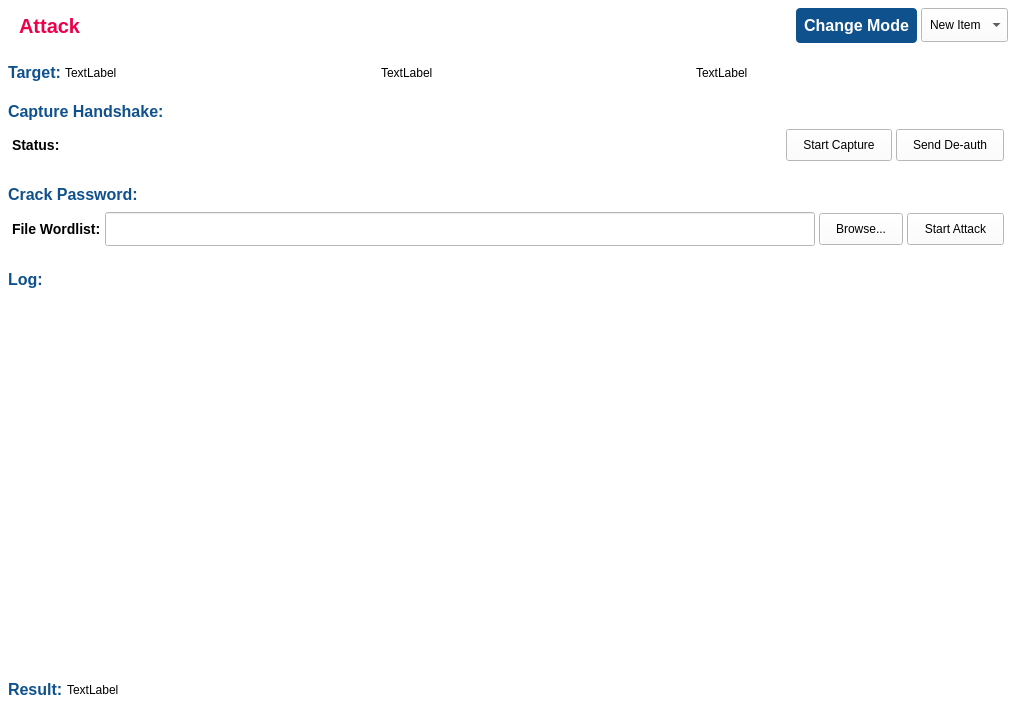
First picture: the form in pages/attack/attack.ui, repository nguyenduchuy-22NS024/wifi-security-analyzer, before the edit.
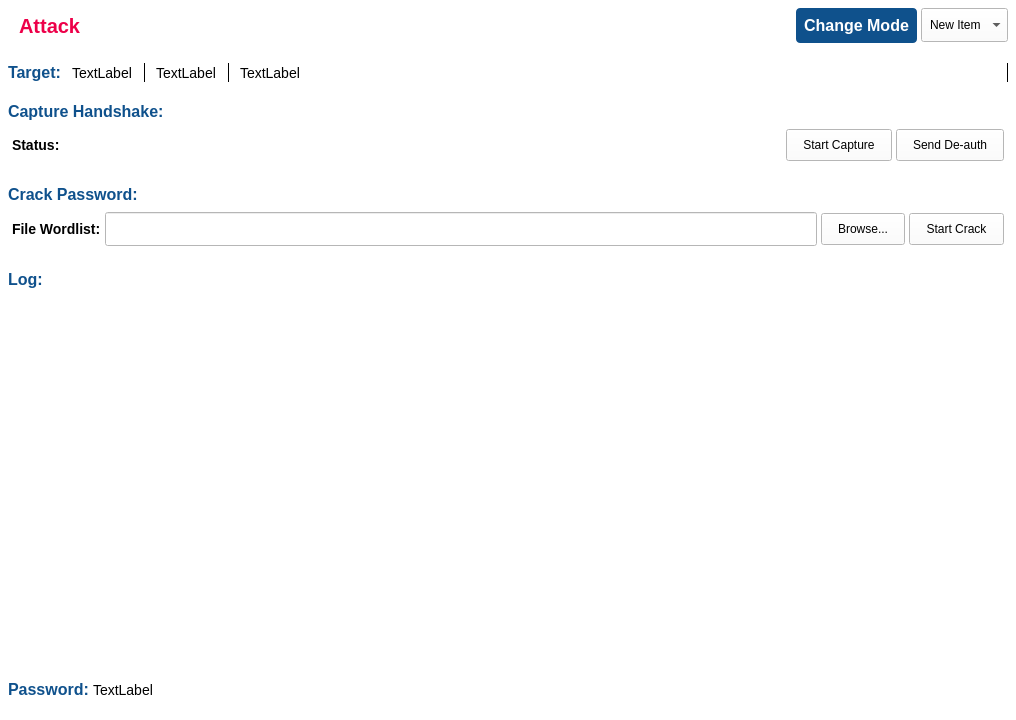
Second picture: the form after the edit. Icons and pictures are not drawn.

Diff of the .ui file:
```diff
--- a/pages/attack/attack.ui
+++ b/pages/attack/attack.ui
@@ -395,6 +395,12 @@
 	font-size: 16px;
 	font-weight: bold;
 	color: #0f518c;
+}
+
+#lblBSSID, #lblSSID, #lblChan {
+	font-size: 14px;
+	border-right: 1px solid black;
+	padding-right: 8px;
 }</string>
                 </property>
                 <property name="frameShape">
@@ -405,7 +411,7 @@
                 </property>
                 <layout class="QHBoxLayout" name="horizontalLayout">
                  <property name="spacing">
-                  <number>4</number>
+                  <number>8</number>
                  </property>
                  <property name="leftMargin">
                   <number>8</number>
@@ -434,6 +440,12 @@
                  </item>
                  <item>
                   <widget class="QLabel" name="lblSSID">
+                   <property name="sizePolicy">
+                    <sizepolicy hsizetype="Fixed" vsizetype="Preferred">
+                     <horstretch>0</horstretch>
+                     <verstretch>0</verstretch>
+                    </sizepolicy>
+                   </property>
                    <property name="text">
                     <string>TextLabel</string>
                    </property>
@@ -441,6 +453,12 @@
                  </item>
                  <item>
                   <widget class="QLabel" name="lblBSSID">
+                   <property name="sizePolicy">
+                    <sizepolicy hsizetype="Fixed" vsizetype="Preferred">
+                     <horstretch>0</horstretch>
+                     <verstretch>0</verstretch>
+                    </sizepolicy>
+                   </property>
                    <property name="text">
                     <string>TextLabel</string>
                    </property>
@@ -448,6 +466,12 @@
                  </item>
                  <item>
                   <widget class="QLabel" name="lblChan">
+                   <property name="sizePolicy">
+                    <sizepolicy hsizetype="Preferred" vsizetype="Preferred">
+                     <horstretch>0</horstretch>
+                     <verstretch>0</verstretch>
+                    </sizepolicy>
+                   </property>
                    <property name="text">
                     <string>TextLabel</string>
                    </property>
@@ -694,7 +718,7 @@
                        </sizepolicy>
                       </property>
                       <property name="text">
-                       <string>Start Attack</string>
+                       <string>Start Crack</string>
                       </property>
                      </widget>
                     </item>
@@ -774,6 +798,10 @@
 	font-size: 16px;
 	font-weight: bold;
 	color: #0f518c;
+}
+
+#lblValue {
+	font-size: 14px;
 }</string>
                 </property>
                 <property name="frameShape">
@@ -807,7 +835,7 @@
                     </sizepolicy>
                    </property>
                    <property name="text">
-                    <string>Result:</string>
+                    <string>Password:</string>
                    </property>
                   </widget>
                  </item>
```
